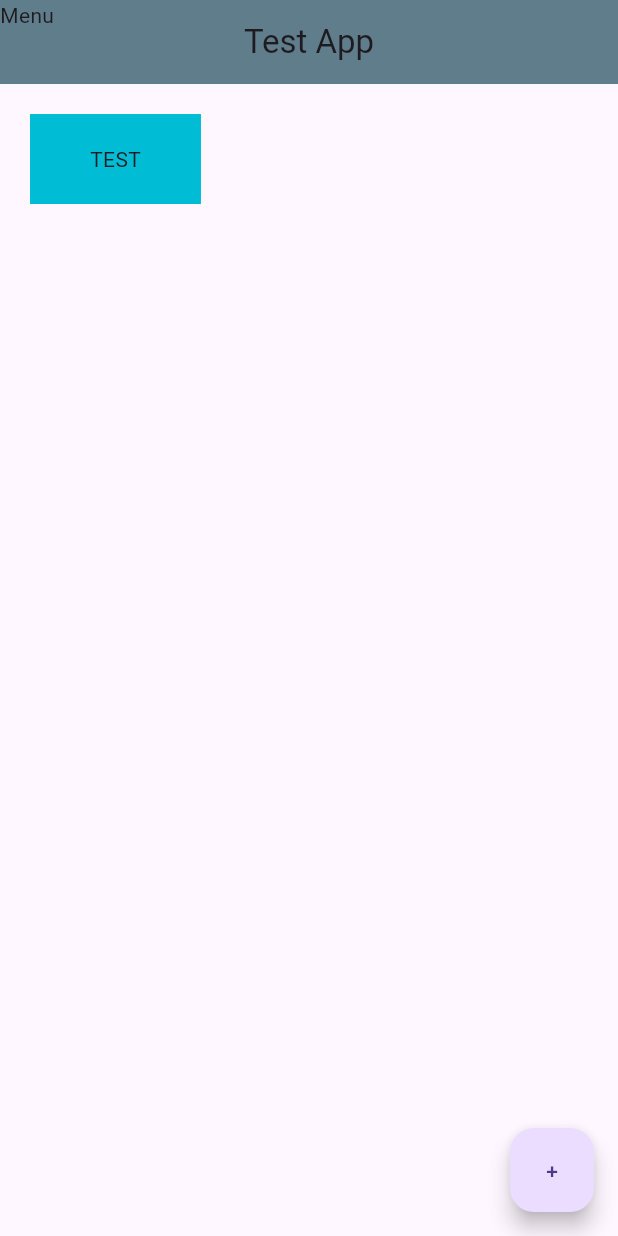
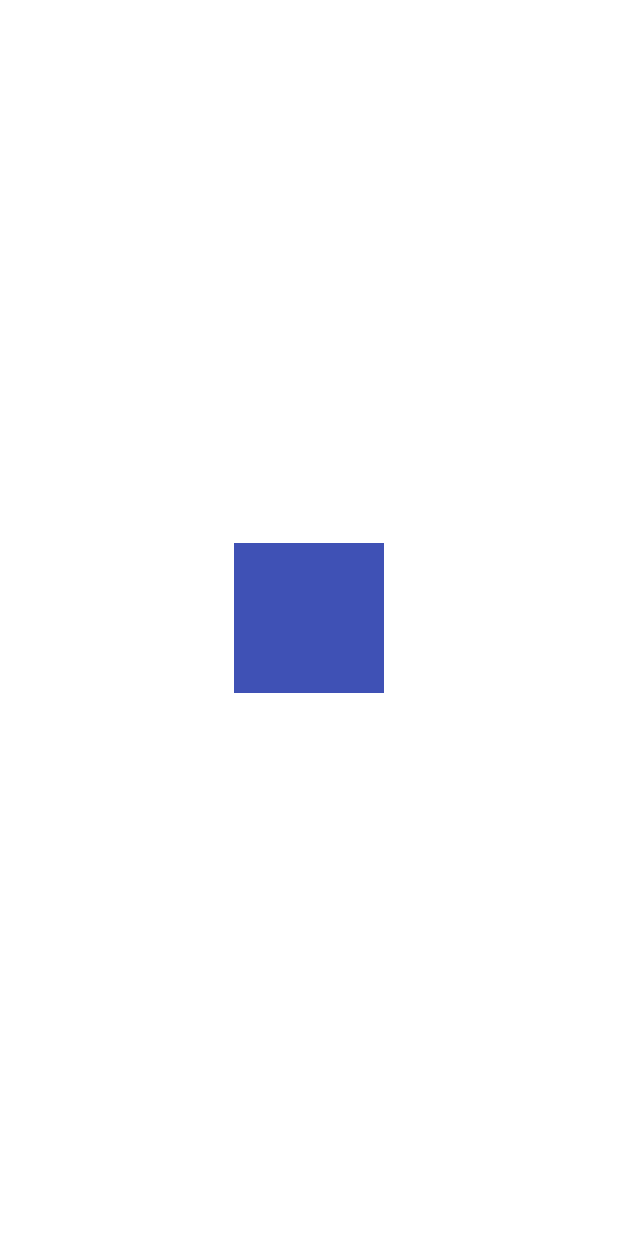
Before and after one commit to rasim-hesenov/flutter_tutorial, a Flutter app: the screen it shows after launch, on a phone screen of 412 x 824 dp. Run offline on Flutter 3.47's test engine with Material 3 defaults, Android fonts, the phone set to English and light mode, and no system bars; our stand-ins replace google_fonts; Roboto replaces fonts that are missing (Acme).

Commit message:
flutter basic tutorial finished

```diff
--- a/lib/main.dart
+++ b/lib/main.dart
@@ -20,31 +20,67 @@ class _MyAppState extends State<MyApp> {
   Widget build(BuildContext context) {
     return MaterialApp(
       theme: ThemeData(textTheme: GoogleFonts.acmeTextTheme()),
-      home: Scaffold(
-        appBar: AppBar(
-          title: Text("Test App"),
-          centerTitle: true,
-          backgroundColor: Colors.blueGrey,
-          leading: Text("Menu"),
+      home:Center(
+        child: Container(
+          color: Colors.indigo,
+          width: 100,
+          height: 100,
         ),
-         body: Container(
-          margin: EdgeInsets.all(20.0),
-          padding: EdgeInsets.fromLTRB(40, 20, 40, 20),
-          color: Colors.cyan,
-          child: Text("TEST"),
-        ),
+      )
+
+
+      //  Scaffold(
+      //   appBar: AppBar(
+      //     title: Text("Test App"),
+      //     centerTitle: true,
+      //     backgroundColor: Colors.blueGrey,
+      //     leading: Text("Menu"),
+      //   ),
+      //    body:
+        //  Column(
+        //   mainAxisAlignment: MainAxisAlignment.spaceAround,
+        //   crossAxisAlignment: CrossAxisAlignment.end,
+        //   children: [
+        //     Text("TEST"),
+        //     ElevatedButton(onPressed: (){}, child: Text("daxil ol")),
+        //     Container(
+        //       padding: EdgeInsets.all(20.0),
+        //       color: Colors.red,
+        //       child: Text("test"),
+        //     )
+        //   ],
+        //  ),
+        //  Row(
+        //   mainAxisAlignment: MainAxisAlignment.spaceBetween,
+        //   crossAxisAlignment: CrossAxisAlignment.end,
+        //   children:[
+        //     Text("TEST"),
+        //     ElevatedButton(onPressed: (){}, child: Text("daxil ol")),
+        //     Container(
+        //     padding: EdgeInsets.all(30.0),
+        //     color: Colors.blue,
+        //     child: Text("Container"),
+        //   ),
+        //   ],
+        //  ),
+        //  Container(
+        //   margin: EdgeInsets.all(20.0),
+        //   padding: EdgeInsets.fromLTRB(40, 20, 40, 20),
+        //   color: Colors.cyan,
+        //   child: Text("TEST"),
+        // ),
         // Center(
         //   child: Image.asset("lib/assets/images/coder-in-dubai.png")
         // ),
-        floatingActionButton: FloatingActionButton(
-          onPressed: () {
-            setState(() {
-              count += 1;
-            });
-          },
-          child: Text("+"),
-        ),
-      ),
+      //   floatingActionButton: FloatingActionButton(
+      //     onPressed: () {
+      //       setState(() {
+      //         count += 1;
+      //       });
+      //     },
+      //     child: Text("+"),
+      //   ),
+      // ),
     );
   }
 }
```
